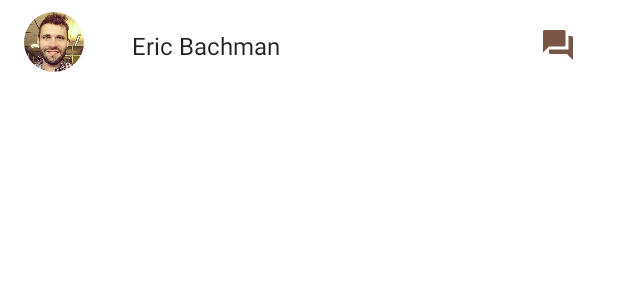
After one commit to ziggy192/Coffriend, an Android app: the layout item_history_detail_user_chat.xml on its own in the app's theme, with its tools: preview values and no code run, on a phone screen of 412 x 824 dp. The commit adds this screen. Shown: the top 300 px of the screen. Run offline under Robolectric (Android 15) with nearby library versions, the phone set to English and light mode, and no system bars.

Commit message:
Add HistoryDetailActivity

```diff
--- a/app/src/main/AndroidManifest.xml
+++ b/app/src/main/AndroidManifest.xml
@@ -18,7 +18,8 @@
         </activity>
         <activity android:name=".UserProfileActivity" />
         <activity android:name=".AppBaseActivity" />
-        <activity android:name=".HostDetailActivity"></activity>
+        <activity android:name=".HostDetailActivity" />
+        <activity android:name=".HistoryDetailActivity"></activity>
     </application>
 
 </manifest>
--- a/app/src/main/java/com/ziggy/coffriend/EventsActivity.java
+++ b/app/src/main/java/com/ziggy/coffriend/EventsActivity.java
@@ -28,6 +28,8 @@ public class EventsActivity extends AppBaseActivity {
 
 //        Intent intent = new Intent(this, UserProfileActivity.class);
 //        startActivity(intent);
+        Intent intent = new Intent(this, HistoryDetailActivity.class);
+        startActivity(intent);
     }
 
     public void gotoDetail(View view){
--- /dev/null
+++ b/app/src/main/res/drawable/ic_chat_brown.xml
@@ -0,0 +1,5 @@
+<vector android:alpha="1" android:height="24dp"
+    android:viewportHeight="24" android:viewportWidth="24"
+    android:width="24dp" xmlns:android="http://schemas.android.com/apk/res/android">
+    <path android:fillColor="#FF795548" android:pathData="M17,12V3A1,1 0,0 0,16 2H3A1,1 0,0 0,2 3V17L6,13H16A1,1 0,0 0,17 12M21,6H19V15H6V17A1,1 0,0 0,7 18H18L22,22V7A1,1 0,0 0,21 6Z"/>
+</vector>
--- /dev/null
+++ b/app/src/main/res/layout/item_history_detail_user_chat.xml
@@ -0,0 +1,38 @@
+<?xml version="1.0" encoding="utf-8"?>
+<android.support.constraint.ConstraintLayout xmlns:android="http://schemas.android.com/apk/res/android"
+    xmlns:app="http://schemas.android.com/apk/res-auto"
+    xmlns:tools="http://schemas.android.com/tools"
+    android:paddingLeft="16dp"
+    android:paddingRight="16dp"
+    android:paddingTop="8dp"
+    android:paddingBottom="8dp"
+    android:layout_width="match_parent"
+    android:layout_height="wrap_content">
+    <de.hdodenhof.circleimageview.CircleImageView
+        android:id="@+id/ivUser"
+        android:src="@drawable/profile"
+        android:layout_width="40dp"
+        android:layout_height="40dp" />
+
+
+    <TextView
+        android:text="Eric Bachman"
+        app:layout_constraintLeft_toLeftOf="parent"
+        android:layout_marginLeft="72dp"
+        android:gravity="center_vertical"
+        app:layout_constraintTop_toTopOf="parent"
+        app:layout_constraintBottom_toBottomOf="parent"
+        android:layout_width="wrap_content"
+        android:layout_height="wrap_content" />
+    <android.support.v7.widget.AppCompatImageButton
+        android:clickable="true"
+        android:focusable="true"
+        android:backgroundTint="@android:color/transparent"
+        android:backgroundTintMode="src_atop"
+        app:layout_constraintTop_toTopOf="parent"
+        app:layout_constraintBottom_toBottomOf="parent"
+        app:layout_constraintRight_toRightOf="parent"
+        android:src="@drawable/ic_chat_brown"
+        android:layout_width="wrap_content"
+        android:layout_height="wrap_content" />
+</android.support.constraint.ConstraintLayout>
```
Also changed, not shown: app/src/main/java/com/ziggy/coffriend/HistoryDetailActivity.java (added, +80 -0 lines), app/src/main/res/layout/activity_history_detail.xml (added, +47 -0 lines).
